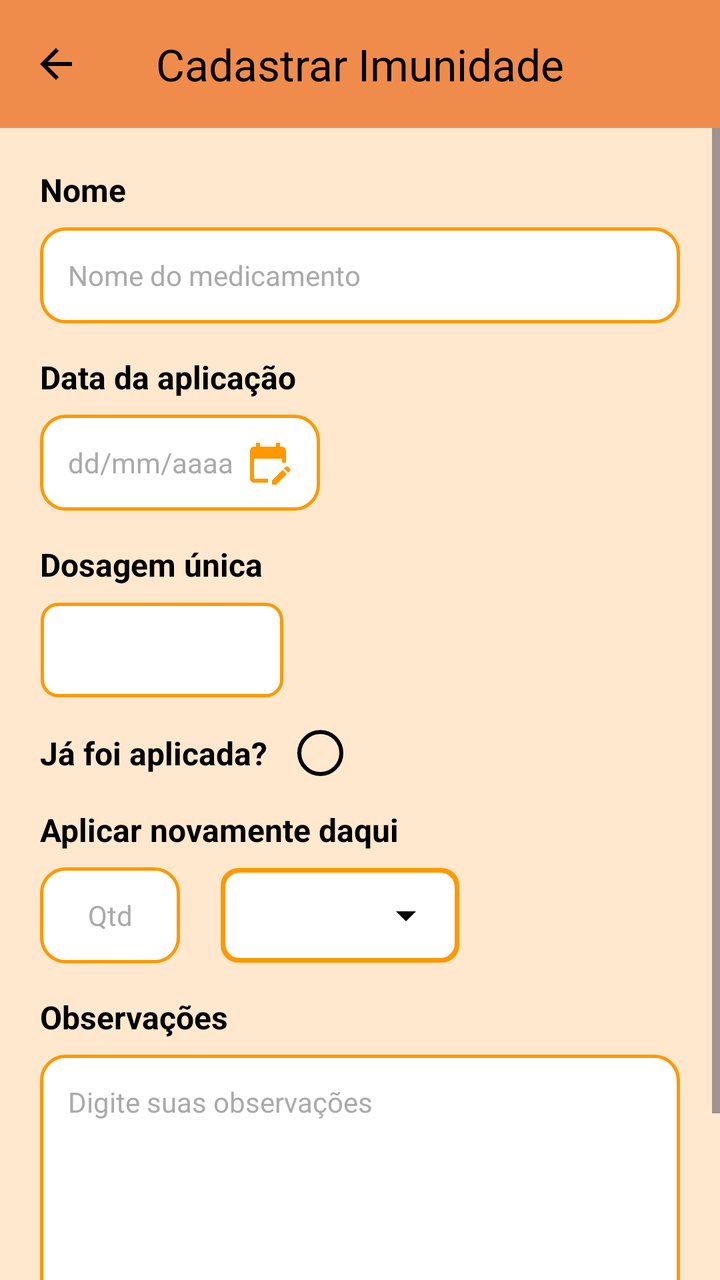
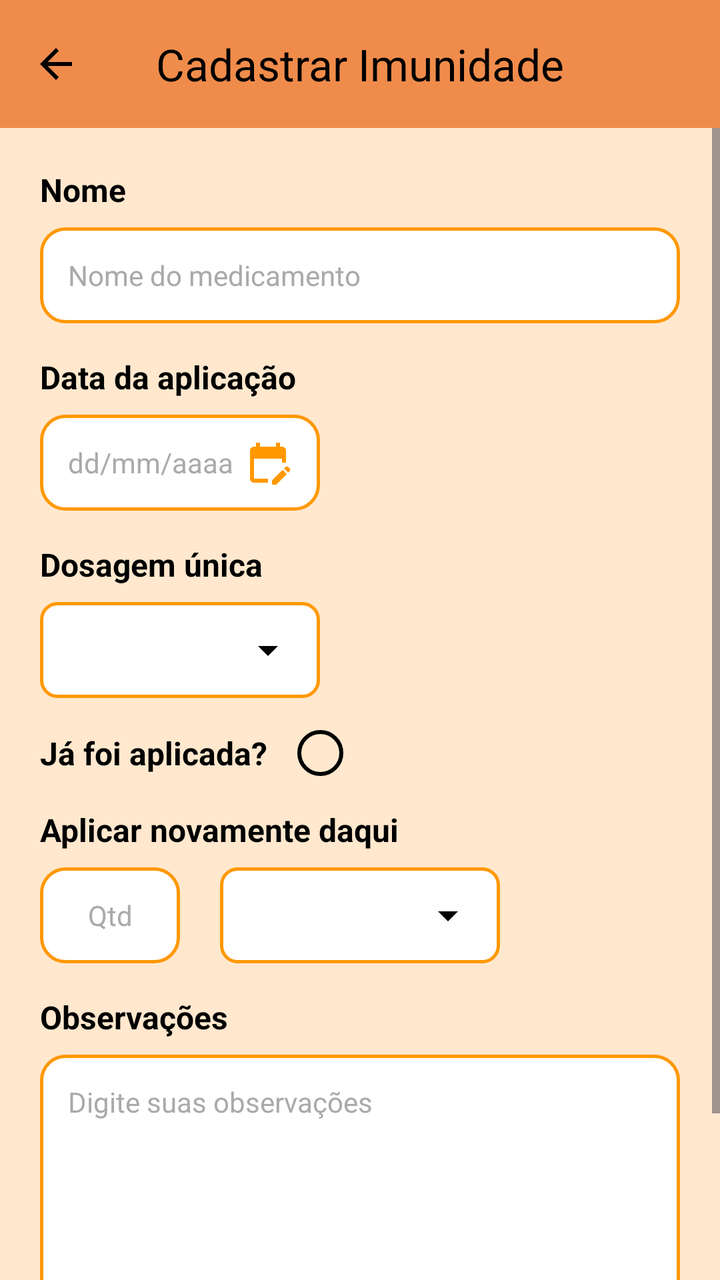

Two renders of the same Android screen: before a commit and after it. Below are the layout's source before the change and the commit's diff.
<!-- AndroidManifest.xml: application theme Theme.ProtPetverso1 -->
<!-- res/layout/cadastrar_vacina_layout.xml -->
<LinearLayout xmlns:android="http://schemas.android.com/apk/res/android"
    xmlns:app="http://schemas.android.com/apk/res-auto"
    android:layout_width="match_parent"
    android:layout_height="match_parent"
    android:background="#FFE8CE"
    android:orientation="vertical">

    <com.google.android.material.appbar.MaterialToolbar
        android:id="@+id/toolbarCadastrarVacina"
        android:layout_width="match_parent"
        android:layout_height="wrap_content"
        android:background="#F08C4B"
        android:minHeight="?attr/actionBarSize"
        app:contentInsetStartWithNavigation="0dp"
        app:navigationIcon="@drawable/baseline_arrow_back"
        app:navigationIconTint="#000000"
        app:title="Cadastrar Imunidade"
        app:titleCentered="true"
        app:titleTextColor="#000000" />

    <ScrollView
        android:layout_width="match_parent"
        android:layout_height="match_parent"
        android:clipToPadding="false"
        android:fillViewport="true">

        <LinearLayout
            android:layout_width="match_parent"
            android:layout_height="wrap_content"
            android:orientation="vertical"
            android:padding="20dp">

            <TextView
                android:layout_width="wrap_content"
                android:layout_height="wrap_content"
                android:text="Nome"
                android:textColor="#000000"
                android:textSize="16sp"
                android:textStyle="bold" />

            <com.google.android.material.textfield.TextInputEditText
                android:id="@+id/edtNomeVacina"
                android:layout_width="match_parent"
                android:layout_height="48dp"
                android:layout_marginTop="8dp"
                android:layout_marginBottom="16dp"
                android:background="@drawable/bg_campo_branco"
                android:hint="Nome do medicamento"
                android:inputType="textCapSentences"
                android:paddingHorizontal="14dp"
                android:textColor="#000000"
                android:textColorHint="#AAAAAA"
                android:textSize="14sp" />

            <TextView
                android:layout_width="wrap_content"
                android:layout_height="wrap_content"
                android:text="Data da aplicação"
                android:textColor="#000000"
                android:textSize="16sp"
                android:textStyle="bold" />

            <com.google.android.material.textfield.TextInputEditText
                android:id="@+id/edtDataAplicacao"
                android:layout_width="wrap_content"
                android:layout_height="48dp"
                android:drawableTint="#FF9800"
                android:drawableEnd="@drawable/ic_edit_calendar"
                android:layout_marginTop="8dp"
                android:layout_marginBottom="16dp"
                android:background="@drawable/bg_campo_branco"
                android:clickable="true"
                android:focusable="false"
                android:hint="dd/mm/aaaa"
                android:minWidth="140dp"
                android:paddingHorizontal="14dp"
                android:textColor="#000000"
                android:textColorHint="#AAAAAA"
                android:textSize="14sp" />

            <TextView
                android:layout_width="wrap_content"
                android:layout_height="wrap_content"
                android:text="Dosagem única"
                android:textColor="#000000"
                android:textSize="16sp"
                android:textStyle="bold" />

            <FrameLayout
                android:layout_width="wrap_content"
                android:layout_height="48dp"
                android:layout_marginTop="8dp"
                android:layout_marginBottom="16dp"
                android:background="@drawable/bg_spinner_vacina"
                android:clipChildren="true"
                android:minWidth="120dp"
                android:padding="1dp">

                <Spinner
                    android:id="@+id/spDosagemUnica"
                    android:layout_width="wrap_content"
                    android:layout_height="match_parent"
                    android:background="@android:color/transparent"
                    android:minWidth="120dp"
                    android:paddingStart="8dp"
                    android:paddingEnd="28dp"
                    android:popupBackground="#FFFFFF"
                    android:spinnerMode="dropdown" />
            </FrameLayout>

            <LinearLayout
                android:id="@+id/boxJaAplicada"
                android:layout_width="match_parent"
                android:layout_height="wrap_content"
                android:layout_marginBottom="16dp"
                android:gravity="center_vertical"
                android:orientation="horizontal">

                <TextView
                    android:layout_width="wrap_content"
                    android:layout_height="wrap_content"
                    android:layout_marginEnd="15dp"
                    android:text="Já foi aplicada?"
                    android:textColor="#000000"
                    android:textSize="16sp"
                    android:textStyle="bold" />

                <FrameLayout
                    android:id="@+id/btnJaAplicada"
                    android:layout_width="23dp"
                    android:layout_height="23dp"
                    android:clickable="true"
                    android:focusable="true">

                    <View
                        android:id="@+id/viewJaAplicadaBg"
                        android:layout_width="match_parent"
                        android:layout_height="match_parent"
                        android:background="@drawable/bg_status_pendente" />

                    <ImageView
                        android:id="@+id/imgJaAplicadaCheck"
                        android:layout_width="13dp"
                        android:layout_height="13dp"
                        android:layout_gravity="center"
                        android:contentDescription="Aplicada"
                        android:src="@drawable/ic_check_branco"
                        android:visibility="gone" />
                </FrameLayout>
            </LinearLayout>

            <LinearLayout
                android:id="@+id/boxIntervalo"
                android:layout_width="match_parent"
                android:layout_height="wrap_content"
                android:layout_marginBottom="16dp"
                android:orientation="vertical">

                <TextView
                    android:layout_width="wrap_content"
                    android:layout_height="wrap_content"
                    android:text="Aplicar novamente daqui"
                    android:textColor="#000000"
                    android:textSize="16sp"
                    android:textStyle="bold" />

                <LinearLayout
                    android:layout_width="match_parent"
                    android:layout_height="wrap_content"
                    android:layout_marginTop="8dp"
                    android:gravity="center_vertical"
                    android:orientation="horizontal">

                    <com.google.android.material.textfield.TextInputEditText
                        android:id="@+id/edtIntervaloQtd"
                        android:layout_width="70dp"
                        android:layout_height="48dp"
                        android:layout_marginEnd="10dp"
                        android:background="@drawable/bg_campo_branco"
                        android:gravity="center"
                        android:hint="Qtd"
                        android:inputType="number"
                        android:paddingHorizontal="8dp"
                        android:textColor="#000000"
                        android:textColorHint="#AAAAAA"
                        android:textSize="14sp" />

                    <FrameLayout
                        android:layout_width="120dp"
                        android:layout_height="48dp"
                        android:layout_marginStart="10dp"
                        android:background="@drawable/bg_spinner_vacina"
                        android:clipChildren="true"
                        android:padding="1dp">

                        <Spinner
                            android:id="@+id/spIntervaloUnidade"
                            android:layout_width="match_parent"
                            android:layout_height="match_parent"
                            android:background="@drawable/bg_spinner"
                            android:paddingStart="8dp"
                            android:paddingEnd="28dp"
                            android:popupBackground="#FFFFFF"
                            android:spinnerMode="dropdown" />
                    </FrameLayout>
                </LinearLayout>
            </LinearLayout>

            <TextView
                android:layout_width="wrap_content"
                android:layout_height="wrap_content"
                android:text="Observações"
                android:textColor="#000000"
                android:textSize="16sp"
                android:textStyle="bold" />

            <com.google.android.material.textfield.TextInputEditText
                android:id="@+id/edtObservacao"
                android:layout_width="match_parent"
                android:layout_height="130dp"
                android:layout_marginTop="8dp"
                android:background="@drawable/bg_campo_branco"
                android:gravity="top|start"
                android:hint="Digite suas observações"
                android:inputType="textMultiLine"
                android:padding="14dp"
                android:textColor="#000000"
                android:textColorHint="#AAAAAA"
                android:textSize="14sp" />

            <com.google.android.material.button.MaterialButton
                android:id="@+id/btnConfirmarVacina"
                android:layout_width="wrap_content"
                android:layout_height="48dp"
                android:layout_gravity="end"
                android:layout_marginTop="12dp"
                android:minWidth="140dp"
                android:paddingHorizontal="28dp"
                android:text="Confirmar"
                android:textAllCaps="false"
                android:textColor="#000000"
                android:textSize="15sp"
                app:backgroundTint="#DF945D"
                app:cornerRadius="8dp" />

            <LinearLayout
                android:id="@+id/boxAcoesEdicaoVacina"
                android:layout_width="match_parent"
                android:layout_height="wrap_content"
                android:layout_marginTop="16dp"
                android:orientation="horizontal"
                android:visibility="gone">

                <com.google.android.material.button.MaterialButton
                    android:id="@+id/btnExcluirVacina"
                    style="@style/Widget.Material3.Button"
                    android:layout_width="0dp"
                    android:layout_height="42dp"
                    android:layout_marginEnd="10dp"
                    android:layout_weight="1"
                    android:elevation="0dp"
                    android:insetTop="0dp"
                    android:insetBottom="0dp"
                    android:stateListAnimator="@null"
                    android:text="Excluir"
                    android:textAllCaps="false"
                    android:textColor="#000000"
                    android:textSize="14sp"
                    app:backgroundTint="#F7D4A0"
                    app:cornerRadius="8dp"
                    app:elevation="0dp" />

                <com.google.android.material.button.MaterialButton
                    android:id="@+id/btnSalvarVacina"
                    style="@style/Widget.Material3.Button"
                    android:layout_width="0dp"
                    android:layout_height="42dp"
                    android:layout_marginStart="10dp"
                    android:layout_weight="1"
                    android:elevation="0dp"
                    android:insetTop="0dp"
                    android:insetBottom="0dp"
                    android:stateListAnimator="@null"
                    android:text="Salvar"
                    android:textAllCaps="false"
                    android:textColor="#000000"
                    android:textSize="14sp"
                    app:backgroundTint="#DF945D"
                    app:cornerRadius="8dp"
                    app:elevation="0dp" />
            </LinearLayout>
        </LinearLayout>
    </ScrollView>
</LinearLayout>
<!-- resources referenced by this layout -->
<resources>
  <!-- drawable baseline_arrow_back (drawable) -->
  <vector xmlns:android="http://schemas.android.com/apk/res/android" android:autoMirrored="true" android:height="24dp" android:tint="#000000" android:viewportHeight="24" android:viewportWidth="24" android:width="24dp">
        
      <path android:fillColor="@android:color/white" android:pathData="M20,11H7.83l5.59,-5.59L12,4l-8,8 8,8 1.41,-1.41L7.83,13H20v-2z"/>
      
  </vector>
  <!-- drawable bg_campo_branco (drawable) -->
  <?xml version="1.0" encoding="utf-8"?>
  <shape xmlns:android="http://schemas.android.com/apk/res/android"
      android:shape="rectangle">
      <solid android:color="#FFFFFF" />
      <stroke
          android:width="1.5dp"
          android:color="#FF9800" />
      <corners android:radius="12dp" />
  </shape>
  <!-- drawable bg_spinner (drawable) -->
  <?xml version="1.0" encoding="utf-8"?>
  <layer-list xmlns:android="http://schemas.android.com/apk/res/android">
  
      
      <item>
          <shape android:shape="rectangle">
              <solid android:color="#ffffff" />
              <stroke
                  android:width="1.5dp"
                  android:color="#FF9800" />
              <corners android:radius="8dp" />
          </shape>
      </item>
  
      
      <item
          android:drawable="@drawable/ic_arrow_drop_down"
          android:gravity="center_vertical|end"
          android:right="14dp" />
  
  </layer-list>
  <!-- drawable bg_spinner_vacina (drawable) -->
  <?xml version="1.0" encoding="utf-8"?>
  <inset xmlns:android="http://schemas.android.com/apk/res/android"
      android:insetLeft="0.5dp"
      android:insetTop="0.5dp"
      android:insetRight="0.5dp"
      android:insetBottom="0.5dp">
  
      <shape android:shape="rectangle">
          <solid android:color="#FFFFFF" />
          <stroke
              android:width="1.5dp"
              android:color="#FF9800" />
          <corners android:radius="8dp" />
      </shape>
  
  
  </inset>
  <!-- drawable bg_status_pendente (drawable) -->
  <?xml version="1.0" encoding="utf-8"?>
  <shape xmlns:android="http://schemas.android.com/apk/res/android"
      android:shape="oval">
      <solid android:color="@android:color/transparent" />
      <stroke android:width="2dp" android:color="#000000" />
      <corners android:radius="100dp" />
  </shape>
  <!-- drawable ic_check_branco (drawable) -->
  <?xml version="1.0" encoding="utf-8"?>
  <vector xmlns:android="http://schemas.android.com/apk/res/android"
      android:width="24dp"
      android:height="24dp"
      android:viewportWidth="24"
      android:viewportHeight="24">
      <path
          android:fillColor="#FFFFFF"
          android:pathData="M9,16.17L4.83,12l-1.42,1.41L9,19 21,7l-1.41,-1.41z" />
  </vector>
  <!-- drawable ic_edit_calendar (drawable) -->
  <vector xmlns:android="http://schemas.android.com/apk/res/android" android:height="24dp" android:tint="#000000" android:viewportHeight="24" android:viewportWidth="24" android:width="24dp">
        
      <path android:fillColor="@android:color/white" android:pathData="M12,22H5c-1.11,0 -2,-0.9 -2,-2L3.01,6c0,-1.1 0.88,-2 1.99,-2h1V2h2v2h8V2h2v2h1c1.1,0 2,0.9 2,2v6h-2v-2H5v10h7V22zM22.13,16.99l0.71,-0.71c0.39,-0.39 0.39,-1.02 0,-1.41l-0.71,-0.71c-0.39,-0.39 -1.02,-0.39 -1.41,0l-0.71,0.71L22.13,16.99zM21.42,17.7l-5.3,5.3H14v-2.12l5.3,-5.3L21.42,17.7z"/>
      
  </vector>
  <style name="Theme.ProtPetverso1" parent="Base.Theme.ProtPetverso1">
      </style>
  <!-- drawable ic_arrow_drop_down (drawable) -->
  <vector xmlns:android="http://schemas.android.com/apk/res/android" android:height="24dp" android:tint="#000000" android:viewportHeight="24" android:viewportWidth="24" android:width="24dp">
        
      <path android:fillColor="@android:color/white" android:pathData="M7,10l5,5 5,-5z"/>
      
  </vector>
  <style name="Base.Theme.ProtPetverso1" parent="Theme.Material3.DayNight.NoActionBar">
          
          
      </style>
</resources>

<!-- the commit's change to res/layout/cadastrar_vacina_layout.xml (unified diff, before → after) -->
@@ -64,12 +64,12 @@
                 android:id="@+id/edtDataAplicacao"
                 android:layout_width="wrap_content"
                 android:layout_height="48dp"
-                android:drawableTint="#FF9800"
-                android:drawableEnd="@drawable/ic_edit_calendar"
                 android:layout_marginTop="8dp"
                 android:layout_marginBottom="16dp"
                 android:background="@drawable/bg_campo_branco"
                 android:clickable="true"
+                android:drawableEnd="@drawable/ic_edit_calendar"
+                android:drawableTint="#FF9800"
                 android:focusable="false"
                 android:hint="dd/mm/aaaa"
                 android:minWidth="140dp"
@@ -86,27 +86,17 @@
                 android:textSize="16sp"
                 android:textStyle="bold" />
 
-            <FrameLayout
-                android:layout_width="wrap_content"
-                android:layout_height="48dp"
-                android:layout_marginTop="8dp"
-                android:layout_marginBottom="16dp"
-                android:background="@drawable/bg_spinner_vacina"
-                android:clipChildren="true"
-                android:minWidth="120dp"
-                android:padding="1dp">
-
-                <Spinner
-                    android:id="@+id/spDosagemUnica"
-                    android:layout_width="wrap_content"
-                    android:layout_height="match_parent"
-                    android:background="@android:color/transparent"
-                    android:minWidth="120dp"
-                    android:paddingStart="8dp"
-                    android:paddingEnd="28dp"
-                    android:popupBackground="#FFFFFF"
-                    android:spinnerMode="dropdown" />
-            </FrameLayout>
+            <Spinner
+                android:id="@+id/spDosagemUnica"
+                android:layout_width="140dp"
+                android:layout_height="48dp"
+                android:layout_marginTop="8dp"
+                android:layout_marginBottom="16dp"
+                android:background="@drawable/bg_spinner"
+                android:paddingStart="8dp"
+                android:paddingEnd="40dp"
+                android:popupBackground="#FFFFFF"
+                android:spinnerMode="dropdown" />
 
             <LinearLayout
                 android:id="@+id/boxJaAplicada"
@@ -185,24 +175,16 @@
                         android:textColorHint="#AAAAAA"
                         android:textSize="14sp" />
 
-                    <FrameLayout
-                        android:layout_width="120dp"
+                    <Spinner
+                        android:id="@+id/spIntervaloUnidade"
+                        android:layout_width="140dp"
                         android:layout_height="48dp"
                         android:layout_marginStart="10dp"
-                        android:background="@drawable/bg_spinner_vacina"
-                        android:clipChildren="true"
-                        android:padding="1dp">
-
-                        <Spinner
-                            android:id="@+id/spIntervaloUnidade"
-                            android:layout_width="match_parent"
-                            android:layout_height="match_parent"
-                            android:background="@drawable/bg_spinner"
-                            android:paddingStart="8dp"
-                            android:paddingEnd="28dp"
-                            android:popupBackground="#FFFFFF"
-                            android:spinnerMode="dropdown" />
-                    </FrameLayout>
+                        android:background="@drawable/bg_spinner"
+                        android:paddingStart="8dp"
+                        android:paddingEnd="40dp"
+                        android:popupBackground="#FFFFFF"
+                        android:spinnerMode="dropdown" />
                 </LinearLayout>
             </LinearLayout>
 
<!-- resource entries referenced after the edit -->
@@ -38,24 +38,6 @@
           android:right="14dp" />
   
   </layer-list>
-  <!-- drawable bg_spinner_vacina (drawable) -->
-  <?xml version="1.0" encoding="utf-8"?>
-  <inset xmlns:android="http://schemas.android.com/apk/res/android"
-      android:insetLeft="0.5dp"
-      android:insetTop="0.5dp"
-      android:insetRight="0.5dp"
-      android:insetBottom="0.5dp">
-  
-      <shape android:shape="rectangle">
-          <solid android:color="#FFFFFF" />
-          <stroke
-              android:width="1.5dp"
-              android:color="#FF9800" />
-          <corners android:radius="8dp" />
-      </shape>
-  
-  
-  </inset>
   <!-- drawable bg_status_pendente (drawable) -->
   <?xml version="1.0" encoding="utf-8"?>
   <shape xmlns:android="http://schemas.android.com/apk/res/android"
